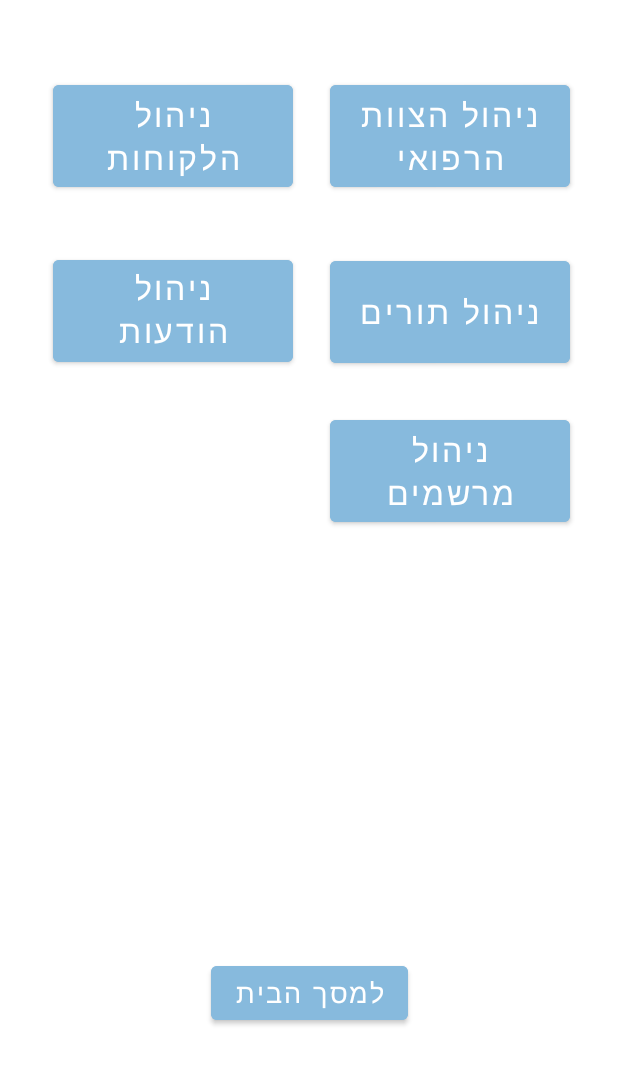
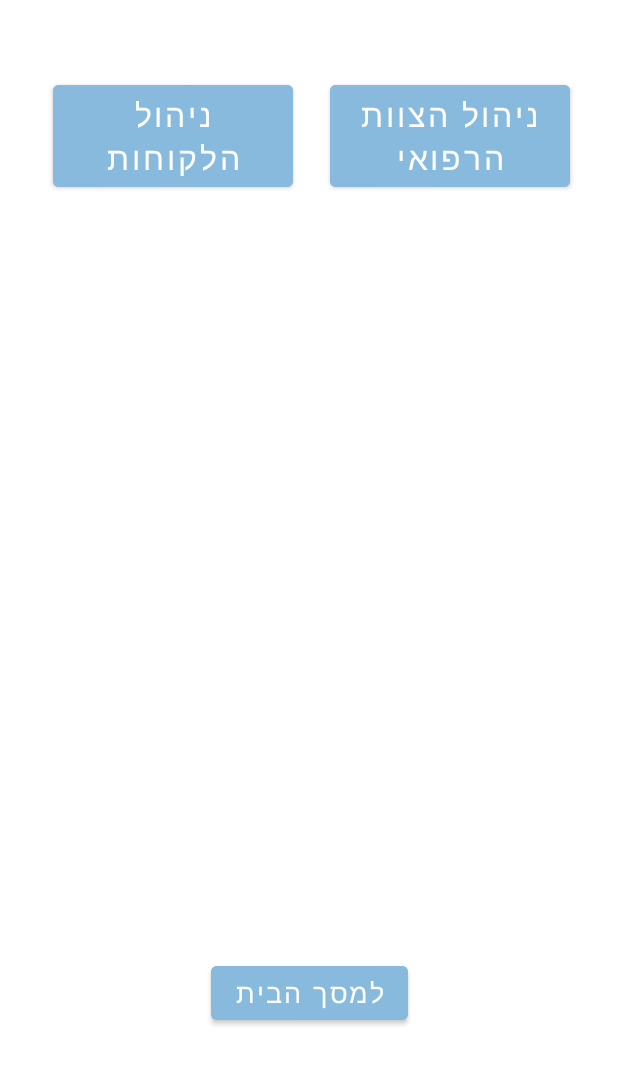
Before and after one commit to bmitay4/HMO, an Android app: the Management screen opened directly, with no data from a screen before it, on a phone screen of 412 x 824 dp, the part 146-1231 px from its top. Run offline under Robolectric (Android 15) with nearby library versions, the phone set to English and light mode, and no system bars.

Commit message:
Hiding buttons on the admin page

```diff
--- a/app/src/main/res/layout/activity_management.xml
+++ b/app/src/main/res/layout/activity_management.xml
@@ -27,6 +27,7 @@
         android:backgroundTint="#87BADD"
         android:text="ניהול מרשמים"
         android:textSize="21sp"
+        android:visibility="invisible"
         app:layout_constraintBottom_toBottomOf="parent"
         app:layout_constraintEnd_toEndOf="parent"
         app:layout_constraintHorizontal_bias="0.872"
@@ -55,6 +56,7 @@
         android:backgroundTint="#87BADD"
         android:text="ניהול הודעות אישיות"
         android:textSize="21sp"
+        android:visibility="invisible"
         app:layout_constraintBottom_toBottomOf="parent"
         app:layout_constraintEnd_toEndOf="parent"
         app:layout_constraintHorizontal_bias="0.139"
@@ -69,6 +71,7 @@
         android:backgroundTint="#87BADD"
         android:text="ניהול תורים"
         android:textSize="21sp"
+        android:visibility="invisible"
         app:layout_constraintBottom_toBottomOf="parent"
         app:layout_constraintEnd_toEndOf="parent"
         app:layout_constraintHorizontal_bias="0.872"
```
